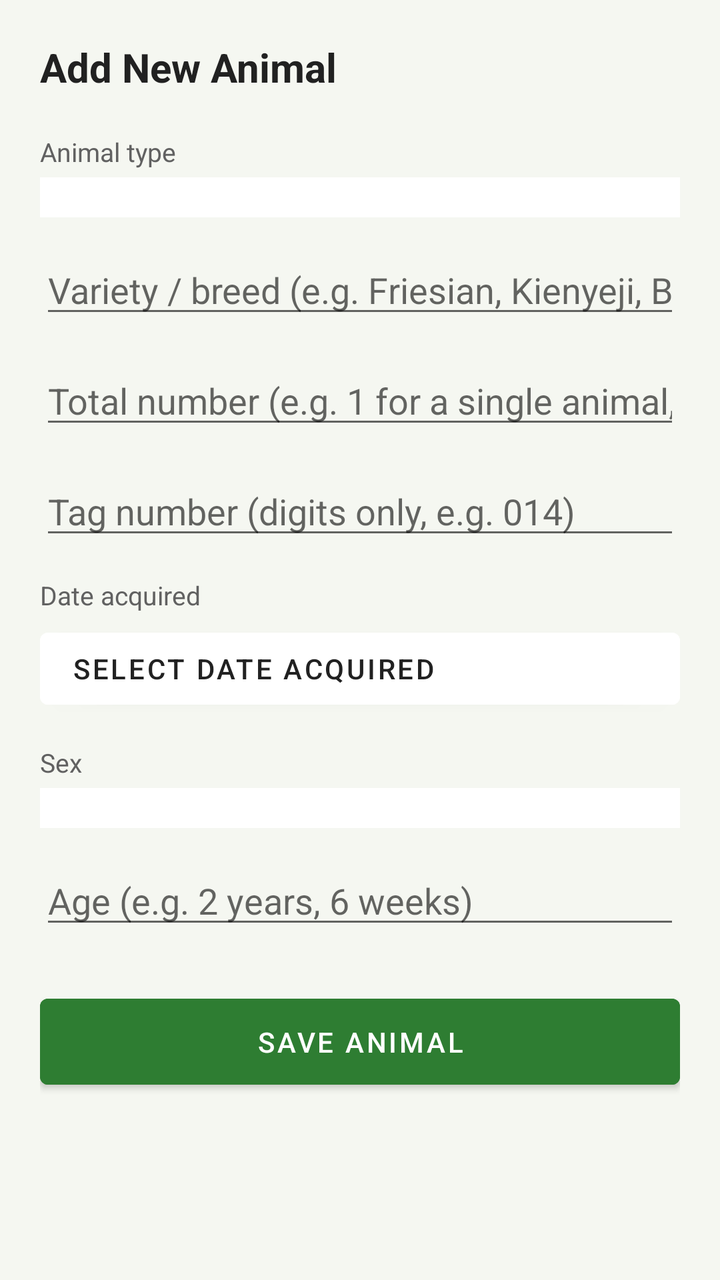
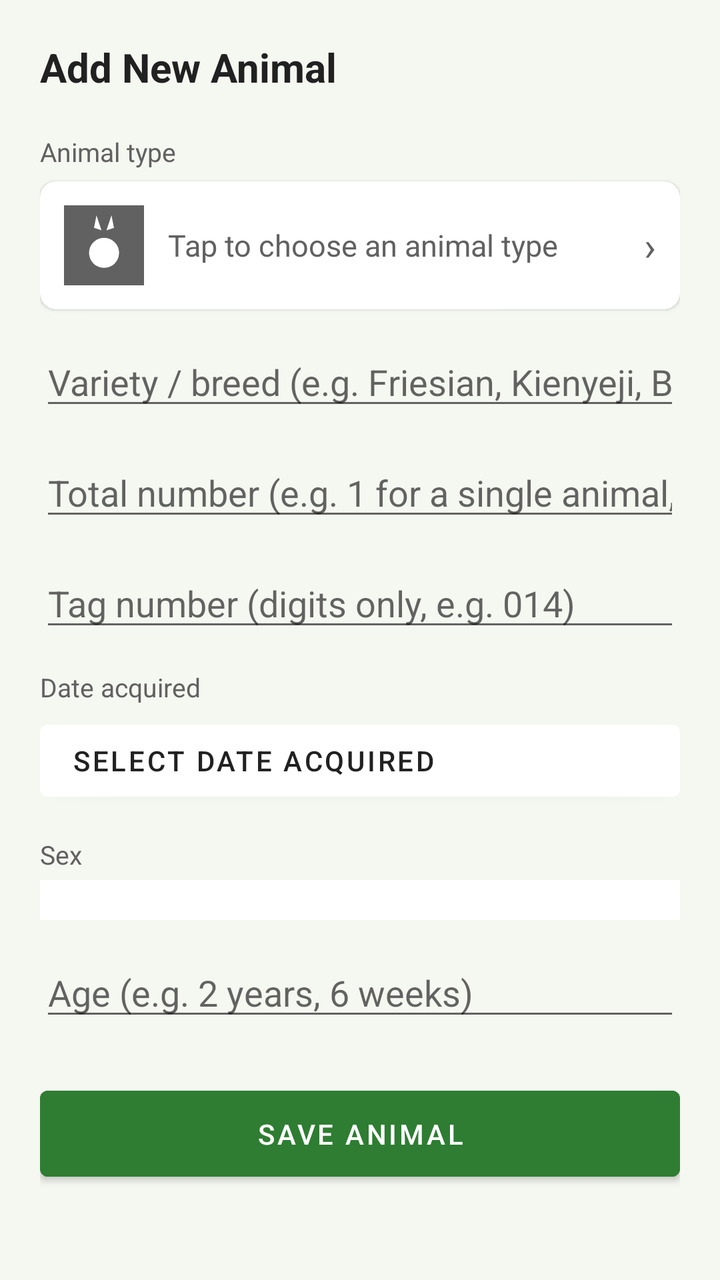

Compare the two renders of this Android layout. The source of the first and the diff that turns it into the second are given below.
<!-- AndroidManifest.xml: application theme Theme.AnimalManagerApp -->
<!-- res/layout/activity_add_animal.xml -->
<?xml version="1.0" encoding="utf-8"?>
<ScrollView xmlns:android="http://schemas.android.com/apk/res/android"
    android:layout_width="match_parent"
    android:layout_height="match_parent"
    android:background="@color/background_light"
    android:fillViewport="true">

    <LinearLayout
        android:layout_width="match_parent"
        android:layout_height="wrap_content"
        android:orientation="vertical"
        android:padding="20dp">

        <TextView
            android:layout_width="wrap_content"
            android:layout_height="wrap_content"
            android:text="Add New Animal"
            android:textColor="@color/text_primary"
            android:textSize="20sp"
            android:textStyle="bold" />

        <TextView
            android:layout_width="wrap_content"
            android:layout_height="wrap_content"
            android:layout_marginTop="20dp"
            android:text="Animal type"
            android:textColor="@color/text_secondary"
            android:textSize="13sp" />

        <Spinner
            android:id="@+id/spinnerAnimalType"
            android:layout_width="match_parent"
            android:layout_height="wrap_content"
            android:layout_marginTop="4dp"
            android:background="@color/card_white"
            android:padding="10dp" />

        <EditText
            android:id="@+id/etCustomAnimalType"
            android:layout_width="match_parent"
            android:layout_height="wrap_content"
            android:layout_marginTop="10dp"
            android:hint="Enter animal type (e.g. Emu, Guinea fowl)"
            android:inputType="textCapWords"
            android:visibility="gone" />

        <EditText
            android:id="@+id/etVariety"
            android:layout_width="match_parent"
            android:layout_height="wrap_content"
            android:layout_marginTop="14dp"
            android:hint="Variety / breed (e.g. Friesian, Kienyeji, Boer)"
            android:inputType="textCapWords" />

        <EditText
            android:id="@+id/etQuantity"
            android:layout_width="match_parent"
            android:layout_height="wrap_content"
            android:layout_marginTop="14dp"
            android:hint="Total number (e.g. 1 for a single animal, 50 for a batch)"
            android:inputType="number" />

        <LinearLayout
            android:id="@+id/llPoultryFields"
            android:layout_width="match_parent"
            android:layout_height="wrap_content"
            android:orientation="vertical"
            android:visibility="gone">

            <EditText
                android:id="@+id/etLayingCount"
                android:layout_width="match_parent"
                android:layout_height="wrap_content"
                android:layout_marginTop="14dp"
                android:hint="Number currently laying (optional)"
                android:inputType="number" />

            <EditText
                android:id="@+id/etTraysCollected"
                android:layout_width="match_parent"
                android:layout_height="wrap_content"
                android:layout_marginTop="14dp"
                android:hint="Egg trays collected so far (optional)"
                android:inputType="number" />
        </LinearLayout>

        <EditText
            android:id="@+id/etTagNumber"
            android:layout_width="match_parent"
            android:layout_height="wrap_content"
            android:layout_marginTop="14dp"
            android:hint="Tag number (digits only, e.g. 014)"
            android:inputType="number" />

        <TextView
            android:layout_width="wrap_content"
            android:layout_height="wrap_content"
            android:layout_marginTop="14dp"
            android:text="Date acquired"
            android:textColor="@color/text_secondary"
            android:textSize="13sp" />

        <Button
            android:id="@+id/btnDateAcquired"
            android:layout_width="match_parent"
            android:layout_height="wrap_content"
            android:layout_marginTop="4dp"
            android:backgroundTint="@color/card_white"
            android:gravity="start|center_vertical"
            android:text="Select date acquired"
            android:textColor="@color/text_primary" />

        <TextView
            android:layout_width="wrap_content"
            android:layout_height="wrap_content"
            android:layout_marginTop="14dp"
            android:text="Sex"
            android:textColor="@color/text_secondary"
            android:textSize="13sp" />

        <Spinner
            android:id="@+id/spinnerSex"
            android:layout_width="match_parent"
            android:layout_height="wrap_content"
            android:layout_marginTop="4dp"
            android:background="@color/card_white"
            android:padding="10dp" />

        <EditText
            android:id="@+id/etAge"
            android:layout_width="match_parent"
            android:layout_height="wrap_content"
            android:layout_marginTop="14dp"
            android:hint="Age (e.g. 2 years, 6 weeks)"
            android:inputType="text" />

        <Button
            android:id="@+id/btnSaveAnimal"
            android:layout_width="match_parent"
            android:layout_height="wrap_content"
            android:layout_marginTop="24dp"
            android:backgroundTint="@color/green_primary"
            android:padding="12dp"
            android:text="Save Animal"
            android:textColor="@color/white" />

    </LinearLayout>
</ScrollView>
<!-- resources referenced by this layout -->
<resources>
  <color name="background_light">#F5F7F1</color>
  <color name="card_white">#FFFFFF</color>
  <color name="green_primary">#2E7D32</color>
  <color name="text_primary">#212121</color>
  <color name="text_secondary">#616161</color>
  <color name="white">#FFFFFF</color>
  <style name="Theme.AnimalManagerApp" parent="Theme.MaterialComponents.Light.NoActionBar">
          <item name="colorPrimary">@color/green_primary</item>
          <item name="colorPrimaryDark">@color/green_dark</item>
          <item name="colorAccent">@color/amber_warning</item>
          <item name="android:windowBackground">@color/background_light</item>
          <item name="android:statusBarColor" tools:targetApi="21">@color/green_dark</item>
          <item name="android:forceDarkAllowed" tools:targetApi="29">false</item>
      </style>
  <color name="green_dark">#1B5E20</color>
  <color name="amber_warning">#F9A825</color>
</resources>

<!-- the commit's change to res/layout/activity_add_animal.xml (unified diff, before → after) -->
@@ -27,22 +27,48 @@
             android:textColor="@color/text_secondary"
             android:textSize="13sp" />
 
-        <Spinner
-            android:id="@+id/spinnerAnimalType"
+        <androidx.cardview.widget.CardView
+            android:id="@+id/cardSelectType"
             android:layout_width="match_parent"
             android:layout_height="wrap_content"
-            android:layout_marginTop="4dp"
-            android:background="@color/card_white"
-            android:padding="10dp" />
+            android:layout_marginTop="6dp"
+            xmlns:app="http://schemas.android.com/apk/res-auto"
+            app:cardCornerRadius="8dp"
+            app:cardElevation="1dp">
 
-        <EditText
-            android:id="@+id/etCustomAnimalType"
-            android:layout_width="match_parent"
-            android:layout_height="wrap_content"
-            android:layout_marginTop="10dp"
-            android:hint="Enter animal type (e.g. Emu, Guinea fowl)"
-            android:inputType="textCapWords"
-            android:visibility="gone" />
+            <LinearLayout
+                android:layout_width="match_parent"
+                android:layout_height="wrap_content"
+                android:gravity="center_vertical"
+                android:orientation="horizontal"
+                android:padding="12dp">
+
+                <ImageView
+                    android:id="@+id/ivSelectedTypeImage"
+                    android:layout_width="40dp"
+                    android:layout_height="40dp"
+                    android:contentDescription="Selected animal type"
+                    android:scaleType="centerCrop"
+                    android:src="@drawable/ic_cat_other_animal" />
+
+                <TextView
+                    android:id="@+id/tvSelectedTypeName"
+                    android:layout_width="0dp"
+                    android:layout_height="wrap_content"
+                    android:layout_marginStart="12dp"
+                    android:layout_weight="1"
+                    android:text="Tap to choose an animal type"
+                    android:textColor="@color/text_secondary"
+                    android:textSize="15sp" />
+
+                <TextView
+                    android:layout_width="wrap_content"
+                    android:layout_height="wrap_content"
+                    android:text="›"
+                    android:textColor="@color/text_secondary"
+                    android:textSize="20sp" />
+            </LinearLayout>
+        </androidx.cardview.widget.CardView>
 
         <EditText
             android:id="@+id/etVariety"
<!-- resource entries referenced after the edit -->
@@ -6,6 +6,16 @@
   <color name="text_primary">#212121</color>
   <color name="text_secondary">#616161</color>
   <color name="white">#FFFFFF</color>
+  <!-- drawable ic_cat_other_animal (drawable) -->
+  <?xml version="1.0" encoding="utf-8"?>
+  <vector xmlns:android="http://schemas.android.com/apk/res/android"
+      android:width="64dp" android:height="64dp"
+      android:viewportWidth="64" android:viewportHeight="64">
+      <path android:fillColor="#616161" android:pathData="M0,0h64v64h-64z" />
+      <path android:fillColor="#FFFFFF" android:pathData="M32,26 a12,12 0 1,0 0.1,0 Z" />
+      <path android:fillColor="#FFFFFF" android:pathData="M24,18 L26,8 L30,20 Z" />
+      <path android:fillColor="#FFFFFF" android:pathData="M40,18 L38,8 L34,20 Z" />
+  </vector>
   <style name="Theme.AnimalManagerApp" parent="Theme.MaterialComponents.Light.NoActionBar">
           <item name="colorPrimary">@color/green_primary</item>
           <item name="colorPrimaryDark">@color/green_dark</item>
